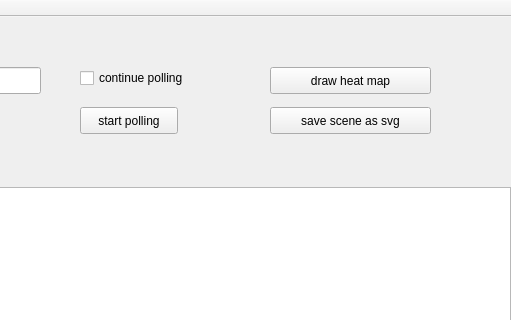
This is RayDisplayWindow.ui in janisozaur/mgr_rd2 as Qt 5 draws it before an edit; both pictures show x 380 to 891 and y 0 to 320 of the 1017 by 699 pixel window. The edited form follows.
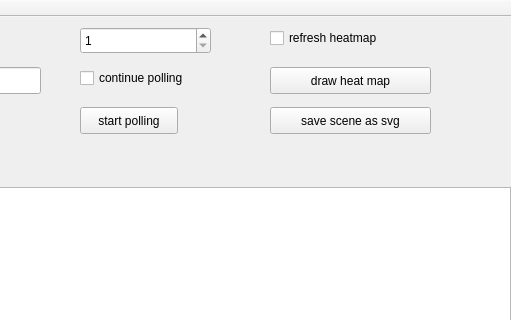
This is the edited form.

Commit message:
ui changes: make more things tunable from runtime
select polling interval from runtime, decide whether heatmap should
be refreshed after every packet

Patch:
```diff
--- a/RayDisplayWindow.ui
+++ b/RayDisplayWindow.ui
@@ -128,6 +128,38 @@
      <string>draw heat map</string>
     </property>
    </widget>
+   <widget class="QSpinBox" name="pollingIntervalSpinBox">
+    <property name="geometry">
+     <rect>
+      <x>460</x>
+      <y>10</y>
+      <width>131</width>
+      <height>27</height>
+     </rect>
+    </property>
+    <property name="minimum">
+     <number>1</number>
+    </property>
+    <property name="maximum">
+     <number>100000</number>
+    </property>
+   </widget>
+   <widget class="QCheckBox" name="refreshHeatmapCheckBox">
+    <property name="geometry">
+     <rect>
+      <x>650</x>
+      <y>10</y>
+      <width>161</width>
+      <height>22</height>
+     </rect>
+    </property>
+    <property name="toolTip">
+     <string>Makes scene refresh heatmap after every packet</string>
+    </property>
+    <property name="text">
+     <string>refresh heatmap</string>
+    </property>
+   </widget>
   </widget>
   <widget class="QMenuBar" name="menuBar">
    <property name="geometry">
```
The commit also changes 2 other files.
